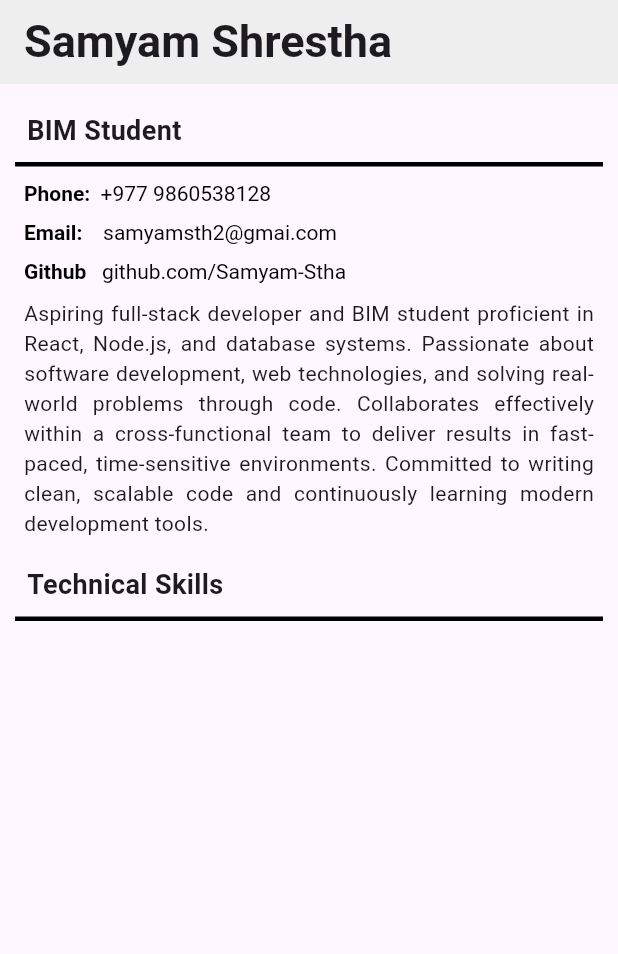
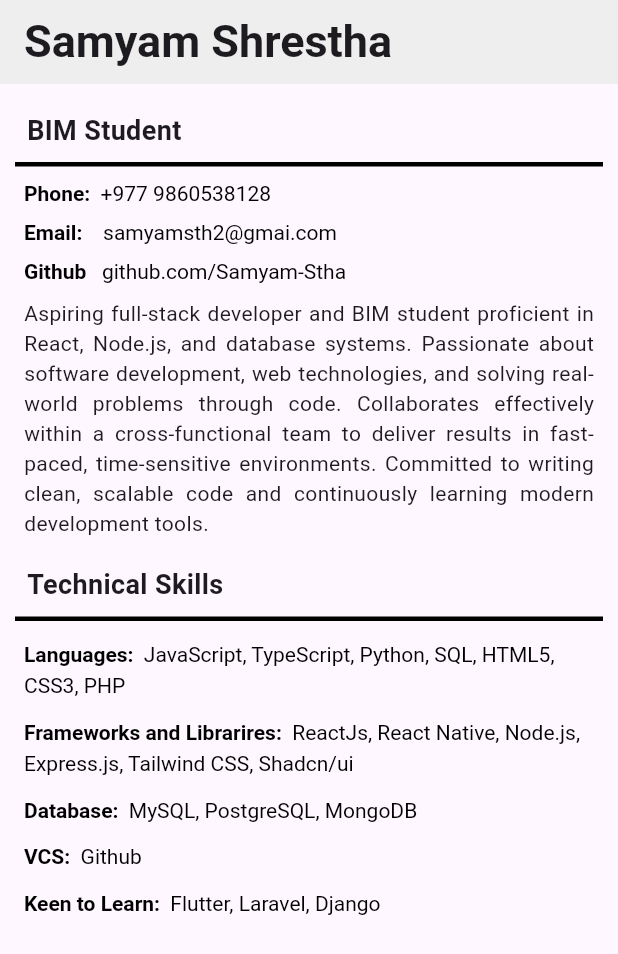
Before and after one commit to Samyam-Stha/Flutter-CV, a Flutter app: the screen it shows after launch, on a phone screen of 412 x 824 dp. Shown: the top 954 px of the screen. Run offline on Flutter 3.47's test engine with Material 3 defaults, Android fonts, the light colour scheme and no system bars.

Commit message:
Add technical skills section with StyledRichtext for improved presentation

```diff
--- a/lib/home.dart
+++ b/lib/home.dart
@@ -109,6 +109,78 @@ class Technical extends StatelessWidget {
             Expanded(child: HeadingText(text: 'Technical Skills')),
           ],
         ),
+        Row(
+          children: [
+            Expanded(
+              child: Container(
+                padding: const EdgeInsets.fromLTRB(16, 10, 16, 0),
+                child: StyledRichtext(
+                  firsttext: 'Languages:',
+                  secondtext:
+                      'JavaScript, TypeScript, Python, SQL, HTML5, CSS3, PHP',
+                  lineHeight: 1.5,
+                ),
+              ),
+            ),
+          ],
+        ),
+        Row(
+          children: [
+            Expanded(
+              child: Container(
+                padding: const EdgeInsets.fromLTRB(16, 10, 16, 0),
+                child: StyledRichtext(
+                  firsttext: 'Frameworks and Librarires:',
+                  secondtext:
+                      'ReactJs, React Native, Node.js, Express.js, Tailwind CSS, Shadcn/ui',
+                  lineHeight: 1.5,
+                ),
+              ),
+            ),
+          ],
+        ),
+        Row(
+          children: [
+            Expanded(
+              child: Container(
+                padding: const EdgeInsets.fromLTRB(16, 10, 16, 0),
+                child: StyledRichtext(
+                  firsttext: 'Database:',
+                  secondtext: 'MySQL, PostgreSQL, MongoDB',
+                  lineHeight: 1.5,
+                ),
+              ),
+            ),
+          ],
+        ),
+        Row(
+          children: [
+            Expanded(
+              child: Container(
+                padding: const EdgeInsets.fromLTRB(16, 10, 16, 0),
+                child: StyledRichtext(
+                  firsttext: 'VCS:',
+                  secondtext: 'Github',
+                  lineHeight: 1.5,
+                ),
+              ),
+            ),
+          ],
+        ),
+        Row(
+          children: [
+            Expanded(
+              child: Container(
+                padding: const EdgeInsets.fromLTRB(16, 10, 16, 0),
+                child: StyledRichtext(
+                  firsttext: 'Keen to Learn:',
+                  secondtext: 'Flutter, Laravel, Django',
+                  lineHeight: 1.5,
+                ),
+              ),
+            ),
+          ],
+        ),
       ],
     );
   }
--- a/lib/styled_richtext.dart
+++ b/lib/styled_richtext.dart
@@ -5,9 +5,11 @@ class StyledRichtext extends StatelessWidget {
     super.key,
     required this.firsttext,
     required this.secondtext,
+    this.lineHeight,
   });
   final String firsttext;
   final String secondtext;
+  final double? lineHeight;
 
   @override
   Widget build(BuildContext context) {
@@ -26,6 +28,7 @@ class StyledRichtext extends StatelessWidget {
             style: TextStyle(
               fontWeight: FontWeight.normal,
               color: Colors.black,
+              height: lineHeight,
             ),
           ),
         ],
```
